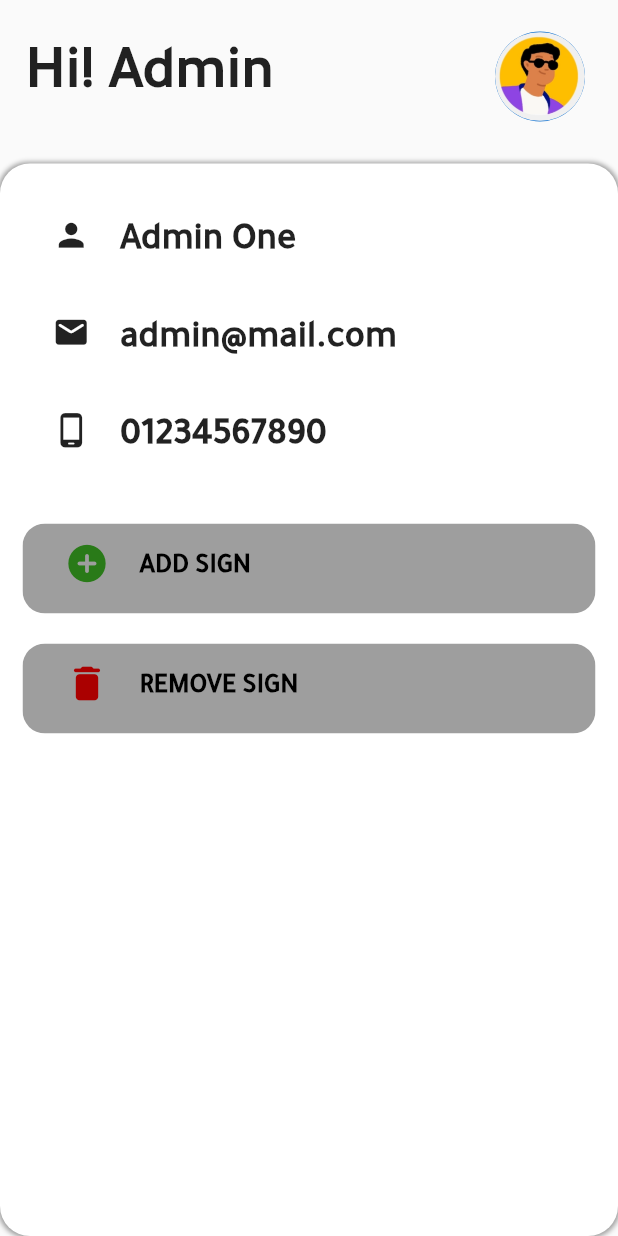
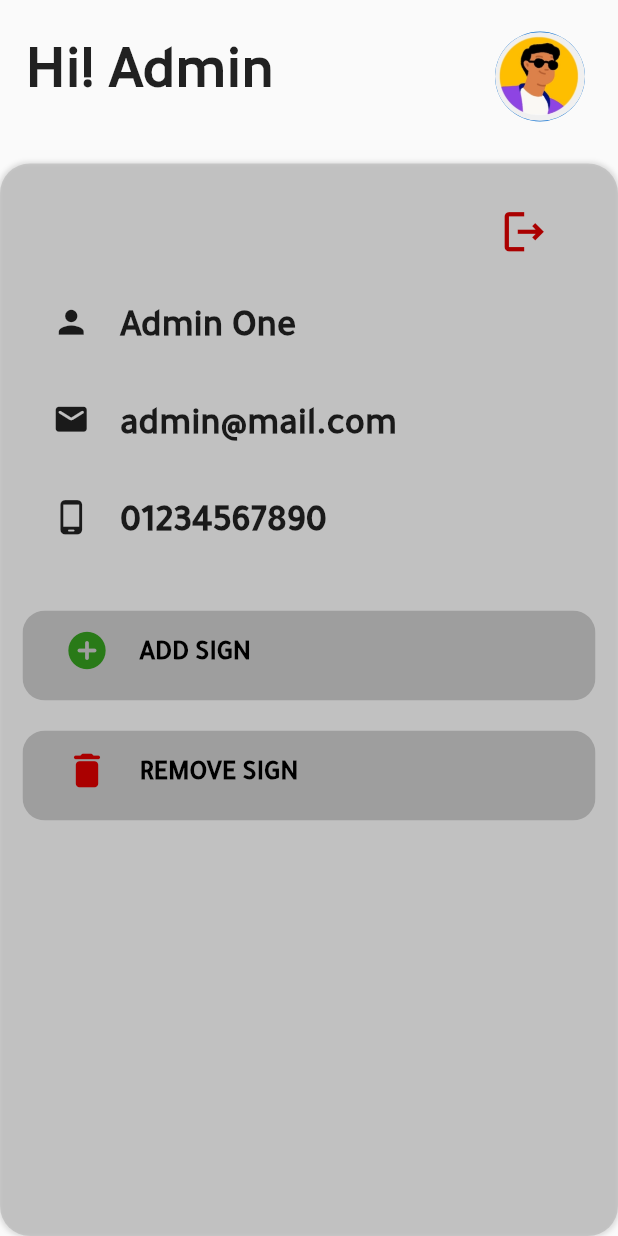
Before and after one commit to eslamKhalaf990/On-The-road, a Flutter app: the Admin screen opened directly with empty values, on a phone screen of 412 x 824 dp. Run offline on Flutter 3.47's test engine with Material 2 defaults, Android fonts, the phone set to English and light mode, and no system bars; our stand-ins replace camera, flutter_secure_storage, flutter_spinkit, geolocator, google_fonts, google_maps_flutter; missing offline and left inert: tflite, tilt; accounts and stored records are empty.

Commit message:
map update, admin logout

```diff
--- a/lib/Admin.dart
+++ b/lib/Admin.dart
@@ -1,15 +1,17 @@
-
 import 'package:flutter/material.dart';
+import 'package:flutter_secure_storage/flutter_secure_storage.dart';
 
 import 'AddSign.dart';
+import 'AutoLogin.dart';
 import 'LoadingSignIn.dart';
 import 'RemoveSign.dart';
 
 class Admin extends StatefulWidget {
   late String token;
-  Admin({super.key,required this.token,
+  Admin({
+    super.key,
+    required this.token,
   });
-
 
   @override
   _AdminState createState() => _AdminState();
@@ -19,7 +21,6 @@ class _AdminState extends State<Admin> {
   @override
   void initState() {
     super.initState();
-
   }
 
   @override
@@ -30,7 +31,7 @@ class _AdminState extends State<Admin> {
         child: Column(
           children: [
             Container(
-                  margin: const EdgeInsets.only(left:1, right: 1, bottom: 0),
+              margin: const EdgeInsets.only(left: 1, right: 1, bottom: 0),
               child: Container(
                 margin: const EdgeInsets.all(8),
                 child: Padding(
@@ -39,7 +40,10 @@ class _AdminState extends State<Admin> {
                     children: [
                       const Text(
                         "Hi! Admin",
-                            style: TextStyle(fontSize: 40, fontFamily: 'tajawal', fontWeight: FontWeight.w900),
+                        style: TextStyle(
+                            fontSize: 40,
+                            fontFamily: 'tajawal',
+                            fontWeight: FontWeight.w900),
                         textAlign: TextAlign.left,
                       ),
                       const Expanded(child: SizedBox()),
@@ -62,14 +66,14 @@ class _AdminState extends State<Admin> {
             // const Expanded(child: SizedBox()),
             Expanded(
               child: Container(
-                    padding:const EdgeInsets.all(5),
+                padding: const EdgeInsets.all(5),
                 margin: const EdgeInsets.only(top: 7),
                 decoration: BoxDecoration(
                   borderRadius: BorderRadius.circular(20),
-                      color: Colors.white,
+                  color: Colors.black12,
                   boxShadow: const [
                     BoxShadow(
-                          color: Colors.grey,
+                      color: Colors.black12,
                       spreadRadius: 1,
                       blurRadius: 2,
                       offset: Offset(0, 0.1), // changes position of shadow
@@ -82,18 +86,50 @@ class _AdminState extends State<Admin> {
                       margin: const EdgeInsets.all(15),
                       child: Column(
                         children: [
+                          Row(
+                            children: [
+                              const Expanded(child: SizedBox()),
+                              Container(
+                                margin: const EdgeInsets.only(
+                                    bottom: 10, right: 20),
+                                child: IconButton(
+                                  onPressed: () {
+                                    print("logged Out");
+                                    const storage = FlutterSecureStorage();
+                                    storage.deleteAll();
+                                    Navigator.pushReplacement(context,
+                                        MaterialPageRoute(builder: (context) {
+                                      return const AutoLogIn();
+                                    }));
+                                  },
+                                  icon: const Icon(
+                                    Icons.logout_outlined,
+                                    size: 35,
+                                    color: Color(0xffAA0000),
+                                  ),
+                                ),
+                              ),
+                              // Expanded(child: SizedBox()),
+                            ],
+                          ),
                           Container(
                             margin: EdgeInsets.all(15),
                             child: Row(
-                                  children:[
+                              children: [
                                 Container(
-                                      margin: const EdgeInsets.only(bottom: 10, right: 20),
-                                        child: const Icon(Icons.person, size: 25,
+                                  margin: const EdgeInsets.only(
+                                      bottom: 10, right: 20),
+                                  child: const Icon(
+                                    Icons.person,
+                                    size: 25,
                                   ),
                                 ),
                                 const Text(
                                   "Admin One",
-                                      style: TextStyle(fontSize: 25, fontFamily: 'tajawal', fontWeight: FontWeight.w900),
+                                  style: TextStyle(
+                                      fontSize: 25,
+                                      fontFamily: 'tajawal',
+                                      fontWeight: FontWeight.w900),
                                   textAlign: TextAlign.left,
                                 ),
                                 // Expanded(child: SizedBox()),
@@ -103,15 +139,21 @@ class _AdminState extends State<Admin> {
                           Container(
                             margin: const EdgeInsets.all(15),
                             child: Row(
-                                  children:[
+                              children: [
                                 Container(
-                                      margin: const EdgeInsets.only(bottom: 10, right: 20),
-                                      child: const Icon(Icons.mail_rounded, size: 25,
+                                  margin: const EdgeInsets.only(
+                                      bottom: 10, right: 20),
+                                  child: const Icon(
+                                    Icons.mail_rounded,
+                                    size: 25,
                                   ),
                                 ),
                                 const Text(
                                   "admin@mail.com",
-                                      style: TextStyle(fontSize: 25, fontFamily: 'tajawal', fontWeight: FontWeight.w900),
+                                  style: TextStyle(
+                                      fontSize: 25,
+                                      fontFamily: 'tajawal',
+                                      fontWeight: FontWeight.w900),
                                   textAlign: TextAlign.left,
                                 ),
                                 // Expanded(child: SizedBox()),
@@ -121,22 +163,27 @@ class _AdminState extends State<Admin> {
                           Container(
                             margin: const EdgeInsets.all(15),
                             child: Row(
-                                  children:[
+                              children: [
                                 Container(
-                                      margin: const EdgeInsets.only(bottom: 10, right: 20),
-                                      child: const Icon(Icons.phone_android_rounded, size: 25,
+                                  margin: const EdgeInsets.only(
+                                      bottom: 10, right: 20),
+                                  child: const Icon(
+                                    Icons.phone_android_rounded,
+                                    size: 25,
                                   ),
                                 ),
                                 const Text(
                                   "01234567890",
-                                      style: TextStyle(fontSize: 25, fontFamily: 'tajawal', fontWeight: FontWeight.w900),
+                                  style: TextStyle(
+                                      fontSize: 25,
+                                      fontFamily: 'tajawal',
+                                      fontWeight: FontWeight.w900),
                                   textAlign: TextAlign.left,
                                 ),
                                 // Expanded(child: SizedBox()),
                               ],
                             ),
                           ),
-
                         ],
                       ),
                     ),
@@ -151,26 +198,34 @@ class _AdminState extends State<Admin> {
                           ),
                           child: TextButton(
                             style: const ButtonStyle(
-                                    backgroundColor: MaterialStatePropertyAll(Colors.grey)),
+                                backgroundColor:
+                                    MaterialStatePropertyAll(Colors.grey)),
                             onPressed: () {
-                                  Navigator.push(context, MaterialPageRoute(builder: (context){
+                              Navigator.push(context,
+                                  MaterialPageRoute(builder: (context) {
                                 return AddSign(token: widget.token);
                               }));
                             },
-                                child:Container(
+                            child: Container(
                               margin: const EdgeInsets.only(left: 20),
                               child: Row(
                                 children: [
                                   Container(
-                                        margin: const EdgeInsets.only(bottom: 7, right: 20),
-                                        child: const Icon(Icons.add_circle_rounded, size: 30,
+                                    margin: const EdgeInsets.only(
+                                        bottom: 7, right: 20),
+                                    child: const Icon(
+                                      Icons.add_circle_rounded,
+                                      size: 30,
                                       color: Color(0xff297A18),
                                     ),
                                   ),
                                   const Text(
                                     'ADD SIGN',
                                     style: TextStyle(
-                                            color: Colors.black, fontSize: 18, fontWeight: FontWeight.bold, fontFamily: 'tajawal'),
+                                        color: Colors.black,
+                                        fontSize: 18,
+                                        fontWeight: FontWeight.bold,
+                                        fontFamily: 'tajawal'),
                                   ),
                                 ],
                               ),
@@ -190,7 +245,9 @@ class _AdminState extends State<Admin> {
                           ),
                           child: TextButton(
                             style: const ButtonStyle(
-                                    backgroundColor: MaterialStatePropertyAll(Colors.grey),),
+                              backgroundColor:
+                                  MaterialStatePropertyAll(Colors.grey),
+                            ),
                             onPressed: () {
                               // Navigator.push(context, MaterialPageRoute(builder: (context){
                               //   return const RemoveSign();
@@ -201,15 +258,21 @@ class _AdminState extends State<Admin> {
                               child: Row(
                                 children: [
                                   Container(
-                                        margin: const EdgeInsets.only(bottom: 7, right: 20),
-                                        child: const Icon(Icons.delete_rounded, size: 30,
+                                    margin: const EdgeInsets.only(
+                                        bottom: 7, right: 20),
+                                    child: const Icon(
+                                      Icons.delete_rounded,
+                                      size: 30,
                                       color: Color(0xffAA0000),
                                     ),
                                   ),
                                   const Text(
                                     'REMOVE SIGN',
                                     style: TextStyle(
-                                            color: Colors.black, fontSize: 18, fontWeight: FontWeight.bold, fontFamily: 'tajawal'),
+                                        color: Colors.black,
+                                        fontSize: 18,
+                                        fontWeight: FontWeight.bold,
+                                        fontFamily: 'tajawal'),
                                   ),
                                 ],
                               ),
@@ -219,7 +282,6 @@ class _AdminState extends State<Admin> {
                       ),
                     ),
                   ],
-
                 ),
               ),
             ),
@@ -233,8 +295,12 @@ class _AdminState extends State<Admin> {
 }
 
 class Field extends StatelessWidget {
-
-  const Field({super.key, required this.name, required this.icon, required this.controller, required this.obsText});
+  const Field(
+      {super.key,
+      required this.name,
+      required this.icon,
+      required this.controller,
+      required this.obsText});
   final String name;
   final TextEditingController controller;
   final Icon icon;
@@ -242,7 +308,6 @@ class Field extends StatelessWidget {
 
   @override
   Widget build(BuildContext context) {
-
     return Container(
       margin: const EdgeInsets.all(10),
       child: TextFormField(
@@ -259,19 +324,13 @@ class Field extends StatelessWidget {
             borderRadius: BorderRadius.all(
               Radius.circular(12.0),
             ),
-            borderSide: BorderSide(
-                color: Colors.black,
-                width: 1
-            ),
+            borderSide: BorderSide(color: Colors.black, width: 1),
           ),
           focusedBorder: const OutlineInputBorder(
             borderRadius: BorderRadius.all(
               Radius.circular(12.0),
             ),
-            borderSide: BorderSide(
-                color: Colors.black,
-                width: 1
-            ),
+            borderSide: BorderSide(color: Colors.black, width: 1),
           ),
           labelText: name,
           prefixIcon: Container(
```
Also changed, not shown: lib/AddSign.dart (+7 -6 lines), lib/LoadingSignIn.dart (+15 -14 lines), lib/MapPage.dart (+21 -12 lines), lib/Services/MapServices.dart (+41 -23 lines), lib/cam_model.dart (+12 -3 lines), images/TrafficLight.png (added). Lines whose indentation alone changed are shown as unchanged.
